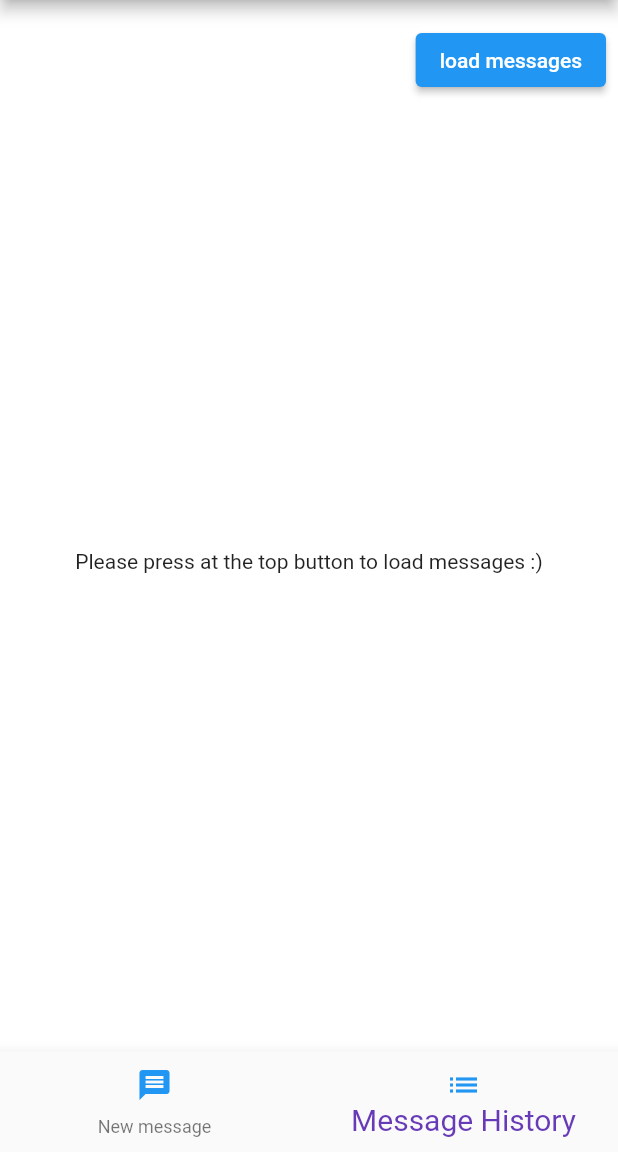
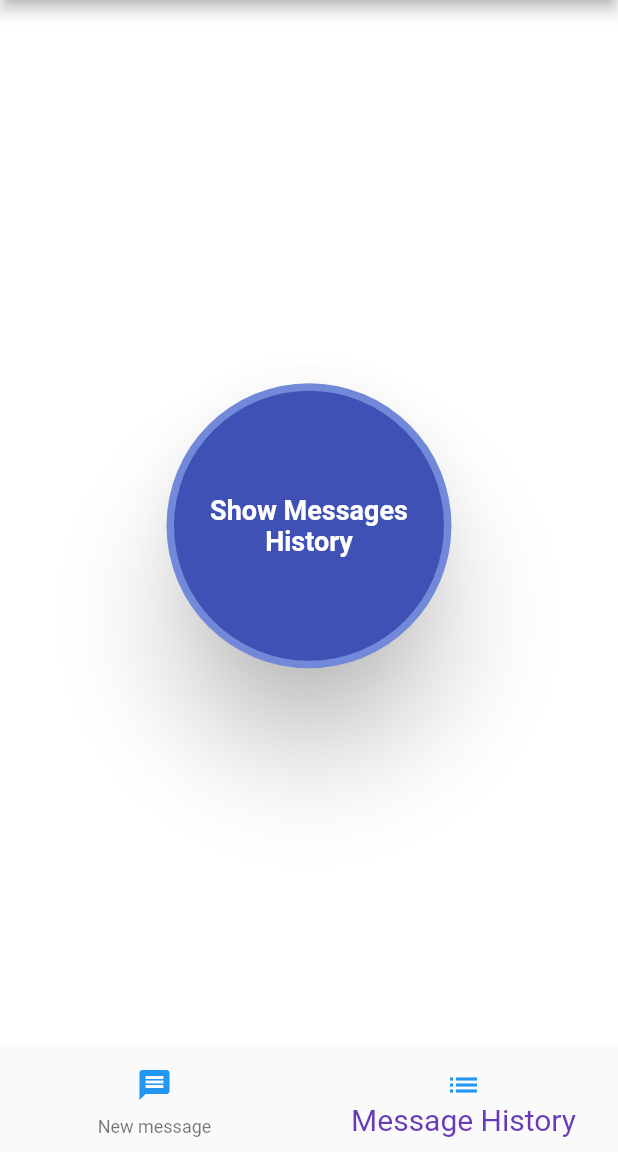
Before and after one commit to daviddagan/cityhive_homework, a Flutter app: the screen it shows after launch, item 2 of the bottom bar chosen, on a phone screen of 412 x 824 dp, the part 84-1236 px from its top. Run offline on Flutter 3.47's test engine with Material 2 defaults, Android fonts, the phone set to English and light mode, and no system bars; our stand-ins replace dio, flutter_bloc, get_it, hive_flutter, pretty_dio_logger, retrofit; accounts and stored records are empty; generated files the repository leaves out were written again.

Commit message:
הגענו לui

```diff
--- a/lib/data/source/messages/api/messages_api.dart
+++ b/lib/data/source/messages/api/messages_api.dart
@@ -11,5 +11,5 @@ abstract class MessagesApi {
   @GET("messages/")
   Future<List<Message>> getMessages();
   @POST("messages/")
-  Future createMessage(Message message);
+  Future createMessage(@Body() Message message);
 }
--- a/lib/pages/home/home_page.dart
+++ b/lib/pages/home/home_page.dart
@@ -45,21 +45,7 @@ class _HomePageState extends State<HomePage> {
         padding: EdgeInsets.symmetric(horizontal: SizeConfig.spacing_small_horizontal, vertical: SizeConfig.spacing_small_vertical),
         child: BlocProvider<HomeCubit>(
           create: (context) => getIt.get<HomeCubit>(),
-          child: Column(
-            children: [
-              Row(
-                mainAxisAlignment: MainAxisAlignment.spaceBetween,
-                children: [
-                  _clearButton(),
-                  _button(),
-                ],
-              ),
-              // SizedBox(
-              //   height: SizeConfig.spacing_medium_vertical,
-              // ),
-              Expanded(child: _messagesBlocHandler()),
-            ],
-          ),
+          child:  _messagesBlocHandler()
         ),
       ),
       bottomNavigationBar: BottomNavigationBar(
@@ -85,34 +71,7 @@ class _HomePageState extends State<HomePage> {
     );
   }
 
-  Widget _button() {
-    return BlocBuilder<HomeCubit, BaseHomeState>(builder: (context, state) {
-      final enable = state is! LoadingState;
-      return CustomButton(
-        enable: enable,
-        text: "load messages",
-        color: enable ? Colors.blue : Colors.grey.withOpacity(0.5),
-        onClick: () => context.read<HomeCubit>().getMessages(),
-      );
-    });
-  }
 
-  Widget _clearButton() {
-    return BlocBuilder<HomeCubit, BaseHomeState>(
-      builder: (context, state) {
-        final opacity = state is MessagesListResult && (state).messages.isNotEmpty ? 1.0 : 0.0;
-        return AnimatedOpacity(
-          opacity: opacity,
-          duration: const Duration(milliseconds: 300),
-          child: CustomButton(
-            enable: opacity == 1,
-            text: "clear",
-            onClick: () => context.read<HomeCubit>().clearList(),
-          ),
-        );
-      },
-    );
-  }
 
   Widget _messagesBlocHandler() {
     return BlocBuilder<HomeCubit, BaseHomeState>(
--- a/lib/pages/home/widgets/create_message.dart
+++ b/lib/pages/home/widgets/create_message.dart
@@ -1,7 +1,7 @@
 import 'package:cityhive_homework/pages/home/home_bloc.dart';
+import 'package:flutter_bloc/flutter_bloc.dart';
 import 'package:cityhive_homework/utils/size_config.dart';
 import 'package:flutter/material.dart';
-import 'package:flutter_bloc/flutter_bloc.dart';
 import '../home_states_events.dart';
 
 class CreateMeassage extends StatefulWidget {
--- a/lib/pages/home/widgets/users_list_view.dart
+++ b/lib/pages/home/widgets/users_list_view.dart
@@ -1,5 +1,7 @@
 import 'package:cityhive_homework/data/model/message/message.dart';
+import 'package:cityhive_homework/pages/home/home_bloc.dart';
 import 'package:cityhive_homework/utils/size_config.dart';
+import 'package:flutter_bloc/flutter_bloc.dart';
 import 'package:flutter/material.dart';
 import '../home_states_events.dart';
 
@@ -20,13 +22,39 @@ class MessagesListView extends StatelessWidget {
         final message = (state as ErrorState).message;
         return _errorState(message);
       default: //will be InitialState
-        return _firstTime();
+        return _firstTime(context);
     }
   }
 
-  Widget _firstTime() {
-    return const Center(
-      child: Text("Please press at the top button to load messages :)"),
+  Widget _firstTime(BuildContext context) {
+    return Center(
+      child: ElevatedButton(
+        onPressed: () => context.read<HomeCubit>().getMessages(),
+        style: ElevatedButton.styleFrom(
+          primary: const Color.fromRGBO(114, 137, 218, 1),
+          elevation: 30,
+          shape: const CircleBorder(),
+        ),
+        child: Padding(
+          padding: const EdgeInsets.all(5.0),
+          child: Container(
+            decoration: const BoxDecoration(
+              color: Colors.indigo,
+              shape: BoxShape.circle,
+            ),
+            constraints: const BoxConstraints(maxWidth: 180, maxHeight: 180), // min sizes for Material buttons
+            alignment: Alignment.center,
+            child: const Text(
+              'Show Messages History',
+              textAlign: TextAlign.center,
+              style: TextStyle(
+                fontSize: 18,
+                fontWeight: FontWeight.bold,
+              ),
+            ),
+          ),
+        ),
+      ),
     );
   }
 
@@ -71,7 +99,7 @@ class MessagesListView extends StatelessWidget {
         Padding(
           padding: EdgeInsets.symmetric(vertical: SizeConfig.blockSizeVertical),
           child: Container(
-            height: SizeConfig.spacing_extra_vertical,
+            height: SizeConfig.screenHeight / 5,
             width: SizeConfig.screenWidth,
             padding: const EdgeInsets.all(10),
             decoration: BoxDecoration(
```
Also changed, not shown: lib/data/source/messages/api/messages_api.g.dart.
